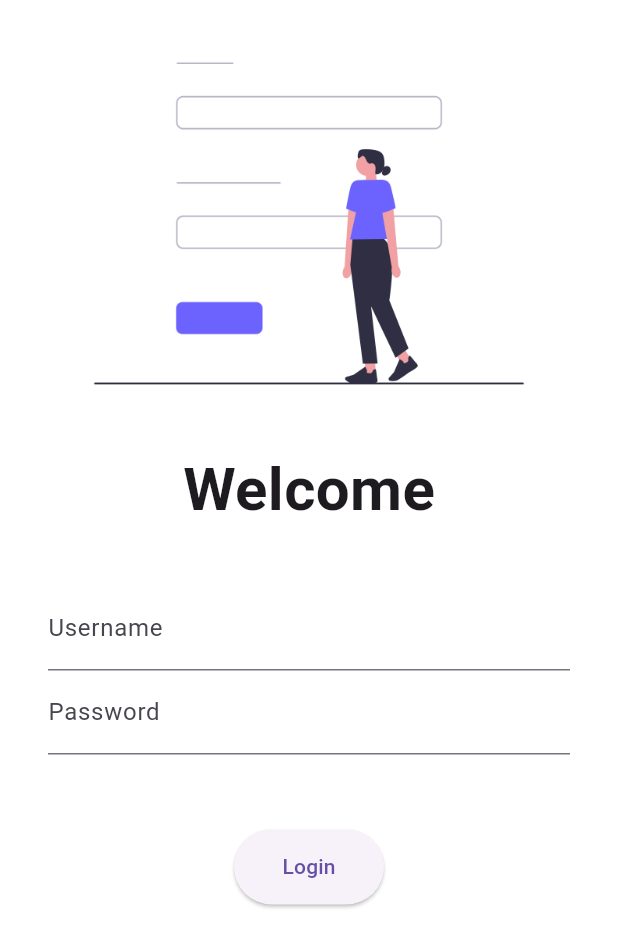
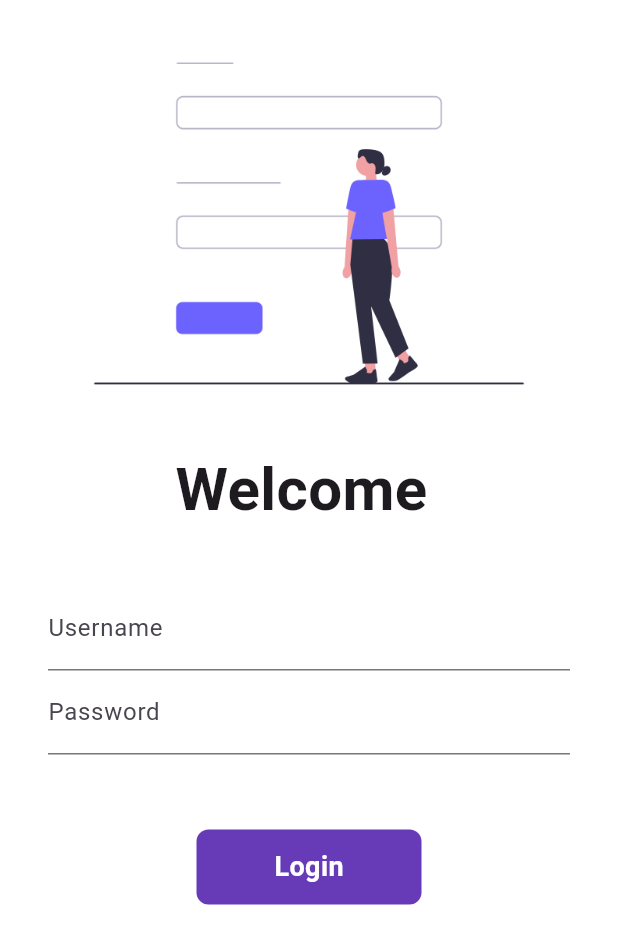
Before and after one commit to plakshay/Catalog-App, a Flutter app: the screen it shows after launch, on a phone screen of 412 x 824 dp. Shown: the top 947 px of the screen. Run offline on Flutter 3.47's test engine with Material 3 defaults, Android fonts, the phone set to English and light mode, and no system bars.

Commit message:
day 6 done

```diff
--- a/lib/screens/login_page.dart
+++ b/lib/screens/login_page.dart
@@ -1,18 +1,27 @@
 import 'package:flutter/material.dart';
 import 'package:target10days/utils/routes.dart';
-class LoginPage extends StatelessWidget {
+ class LoginPage extends StatefulWidget {
   const LoginPage({super.key});
 
   @override
+  State<LoginPage> createState() => _LoginPageState();
+}
+
+class _LoginPageState extends State<LoginPage> {
+  String name="";
+  bool changeButton = false; // this is very important, false by default, we will change its state to true and apply conditional statement in every button operation
+  @override
+
   Widget build(BuildContext context) {
     return Material(
       color: Colors.white,
-      child : SingleChildScrollView(
+      child : SingleChildScrollView( // single child scroll view is used in order to scroll thorugh the pages and avoid the overflow or distortion of UI in smaller screens
         child: Column(
           children: [
             Image.asset("assets/images/login.png"),
             Text(
-              "Welcome",
+              "Welcome $name",
+              // $ name is used in order to display the name dynamically after welcome
               style: TextStyle(
                 fontSize: 40,
                 fontWeight: FontWeight.bold,
@@ -30,6 +39,14 @@ class LoginPage extends StatelessWidget {
                       hintText: "Enter Username",
                       labelText: "Username",
                     ),
+                    onChanged: (value){
+                      // this is used to apply a changed value of name, value is taken as an input argument in the onchanged function which is passed to name
+                      name=value;
+                      setState(() {
+                        // setstate is used to call the build function again and helps to change the state of a specific thing
+                      });
+                    },
+
                   ),
                   TextFormField(
                     obscureText: true,
@@ -41,14 +58,46 @@ class LoginPage extends StatelessWidget {
                   SizedBox(
                     height: 50,
                   ),
-                  ElevatedButton(
-                    child: Text("Login"),
-                    style: TextButton.styleFrom(minimumSize: Size(100, 50)),
-                    onPressed: () {
+
+                    // login button
+                  InkWell( //to make it clickable : two options- 1. inkwell  2. gesturedetector - gives no response/ no ripple effect in the UI
+                    onTap: () async {
+                      setState(() {
+                        changeButton=true;
+                      });
+                      await Future.delayed(Duration(seconds: 1));// await is used to delay the navigator operation by 1 second using asynchronus function
                       Navigator.pushNamed(context, MyRoutes.homeroute);
                     },
 
+                    child: AnimatedContainer(
+                      // to make the button animated we used AnimateContainer
+                      duration: Duration(seconds: 1 ),// duration for animation/ after how many seconds will the animation happen
+                      width: changeButton? 50 : 150,
+                      height:   50,
+                      alignment: Alignment.center,
+                      child: changeButton? Icon(Icons.done,color: Colors.white,): Text(
+                        "Login",
+                        style: TextStyle(
+                          color:Colors.white,
+                          fontWeight: FontWeight.bold,
+                          fontSize: 18,
+                        ),
+                      ),
+                      decoration: BoxDecoration(
+                        color: Colors.deepPurple,
+                        borderRadius: BorderRadius.circular(changeButton? 50:8),
+                        ),
+                    ),
                   )
+                  // ElevatedButton(
+                  //   child: Text("Login"),
+                  //   style: TextButton.styleFrom(minimumSize: Size(100, 50)),
+                  //   onPressed: () {
+                  //     Navigator.pushNamed(context, MyRoutes.homeroute);
+                  //     // navigator is used to navigate to different pages that are routed
+                  //   },
+
+                  // ) commented in order to make an animation for button
                 ],
               ),
             ),
```
